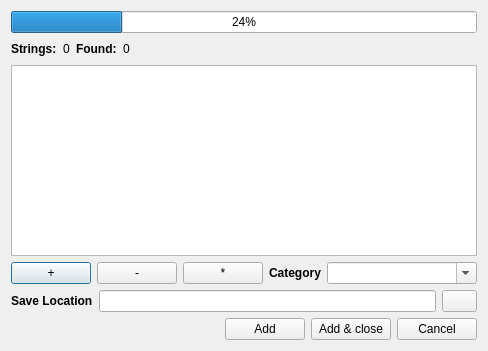
Above: REXLoader/importdialog.ui from RA9OAJ/rexloader before the change. Below: the same form after it.
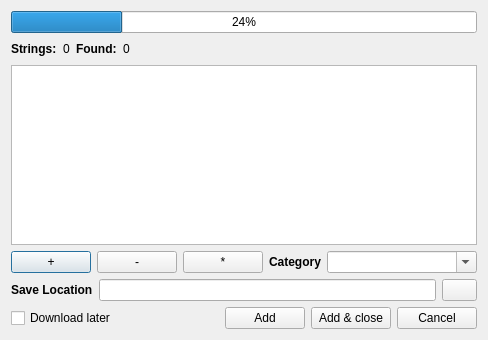
That is the form after the change.

The edit to the form file:
```diff
--- a/REXLoader/importdialog.ui
+++ b/REXLoader/importdialog.ui
@@ -6,8 +6,8 @@
    <rect>
     <x>0</x>
     <y>0</y>
-    <width>391</width>
-    <height>351</height>
+    <width>390</width>
+    <height>340</height>
    </rect>
   </property>
   <property name="windowTitle">
@@ -168,6 +168,9 @@
        <property name="editable">
         <bool>true</bool>
        </property>
+       <property name="sizeAdjustPolicy">
+        <enum>QComboBox::AdjustToContents</enum>
+       </property>
       </widget>
      </item>
     </layout>
@@ -207,6 +210,13 @@
    </item>
    <item>
     <layout class="QHBoxLayout" name="horizontalLayout_3">
+     <item>
+      <widget class="QCheckBox" name="downloadLater">
+       <property name="text">
+        <string>Download later</string>
+       </property>
+      </widget>
+     </item>
      <item>
       <spacer name="horizontalSpacer_3">
        <property name="orientation">
```
Left out of the diff: 4 changed lines with no effect on the pictures.
